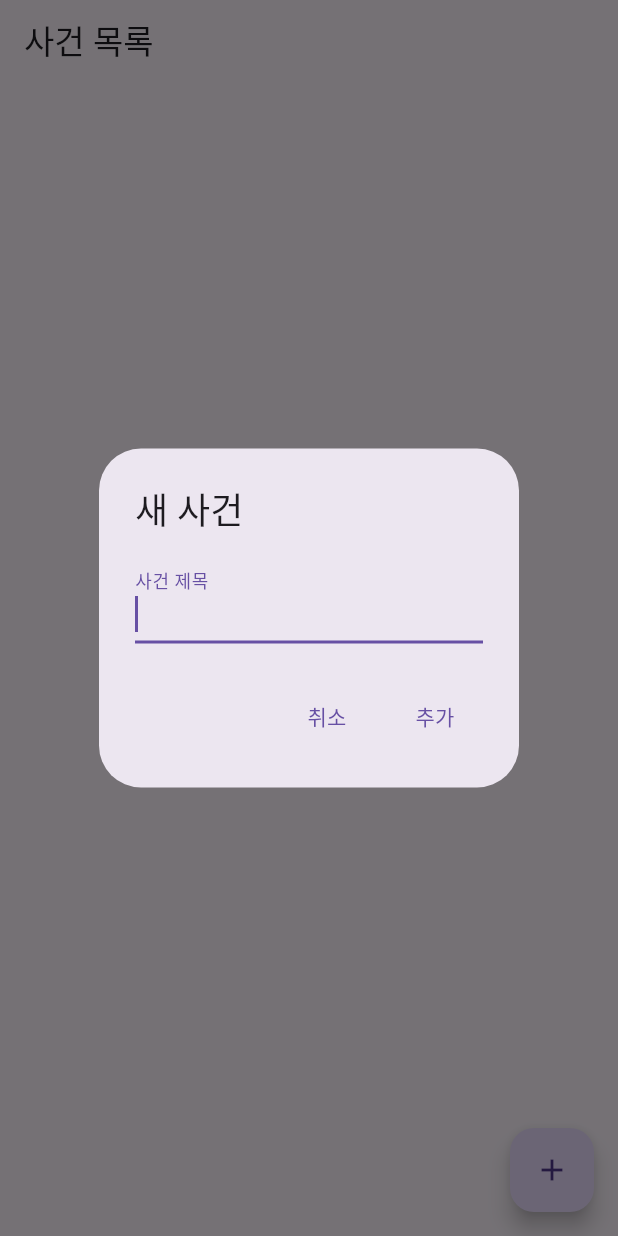
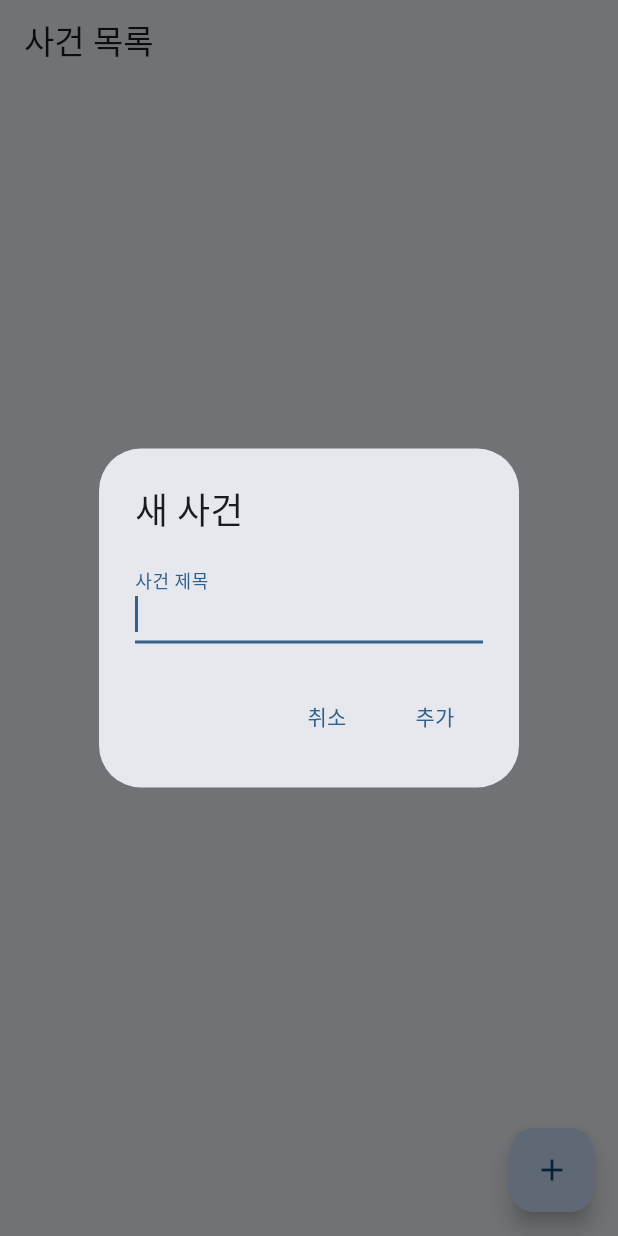
Before and after one commit to leaf-nam/cctv-helper, a Flutter app: the screen it shows after launch, after a tap on the "add" icon, on a phone screen of 412 x 824 dp. Run offline on Flutter 3.47's test engine with Material 3 defaults, Android fonts, the phone set to English and light mode, and no system bars; our stand-ins replace go_router, image_picker, shared_preferences.

Commit message:
로고 기반 앱 테마 적용

```diff
--- a/lib/app.dart
+++ b/lib/app.dart
@@ -2,6 +2,7 @@ import 'package:flutter/material.dart';
 import 'package:provider/provider.dart';
 
 import 'core/services/local_store.dart';
+import 'core/theme/app_theme.dart';
 import 'features/cases/providers/cases_provider.dart';
 import 'features/events/providers/events_provider.dart';
 import 'features/sources/providers/sources_provider.dart';
@@ -30,6 +31,8 @@ class AppShell extends StatelessWidget {
       ],
       child: MaterialApp.router(
         title: 'cctv-helper',
+        theme: AppTheme.light,
+        darkTheme: AppTheme.dark,
         routerConfig: appRouter,
       ),
     );
--- /dev/null
+++ b/lib/core/theme/app_theme.dart
@@ -0,0 +1,29 @@
+import 'package:flutter/material.dart';
+
+/// 로고(`assets/images/logo.png`) 기반 앱 테마.
+///
+/// 시그니처 컬러: 딥네이비 배경(`#02234C`) + 애저 블루(`#015E97`) +
+/// 시안 글로우(`#62AFDD`).
+class AppTheme {
+  /// 로고 상단 애저 블루. 라이트·다크 스킴의 seed로 사용한다.
+  static const Color seedBlue = Color(0xFF015E97);
+
+  /// 로고 배경 딥네이비 (스플래시·강조 배경용 예약).
+  static const Color deepNavy = Color(0xFF02234C);
+
+  /// 로고 시계 링의 시안 글로우 (강조 포인트용 예약).
+  static const Color glowCyan = Color(0xFF62AFDD);
+
+  static ThemeData get light => ThemeData(
+        colorScheme: ColorScheme.fromSeed(seedColor: seedBlue),
+        useMaterial3: true,
+      );
+
+  static ThemeData get dark => ThemeData(
+        colorScheme: ColorScheme.fromSeed(
+          seedColor: seedBlue,
+          brightness: Brightness.dark,
+        ),
+        useMaterial3: true,
+      );
+}
--- a/pubspec.yaml
+++ b/pubspec.yaml
@@ -21,3 +21,5 @@ dev_dependencies:
 
 flutter:
   uses-material-design: true
+  assets:
+    - assets/images/logo.png
```
Also changed, not shown: assets/images/logo.png (added).
